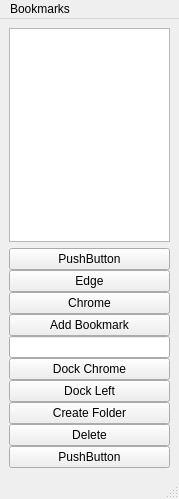
The window that View/mainwindow.ui (edsykes/BookmarkManager) describes before a commit, drawn with Qt 5.
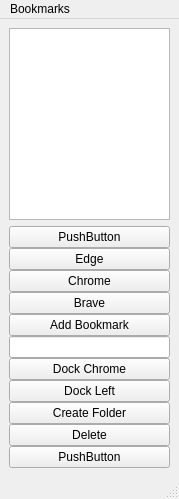
The same window after the commit.

Commit message: Added a button for brave

The edit to the form file:
```diff
--- a/View/mainwindow.ui
+++ b/View/mainwindow.ui
@@ -72,6 +72,13 @@
         </property>
        </widget>
       </item>
+      <item>
+       <widget class="QPushButton" name="pushButton_2">
+        <property name="text">
+         <string>Brave</string>
+        </property>
+       </widget>
+      </item>
       <item>
        <widget class="QPushButton" name="buttonAddBookmark">
         <property name="text">
```
The commit also changes 3 other files.
